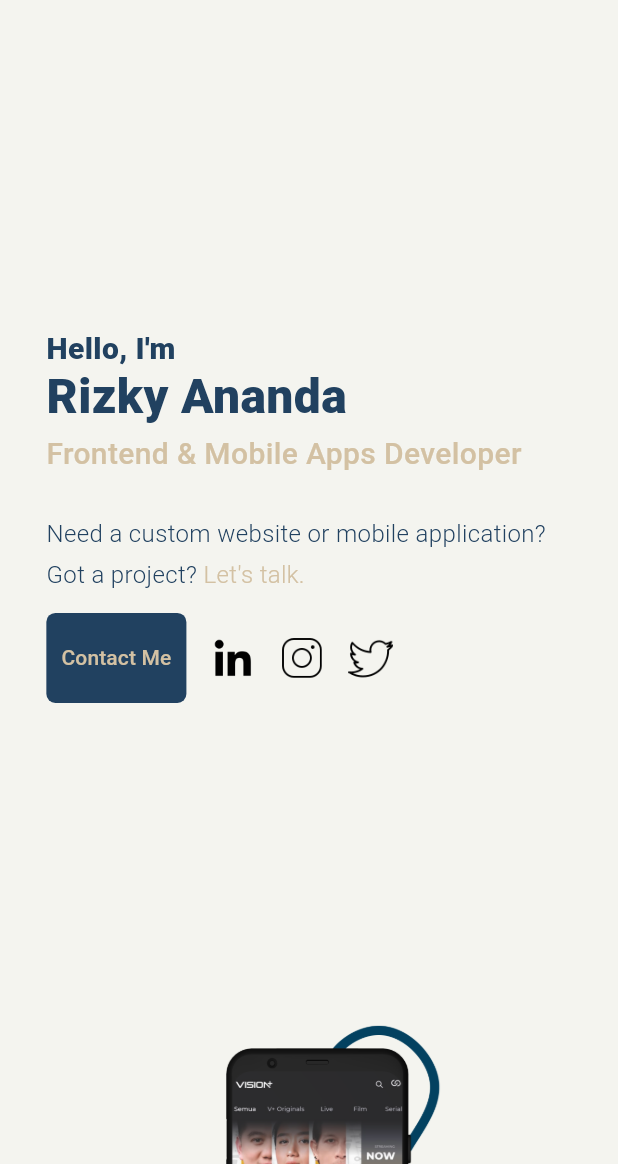
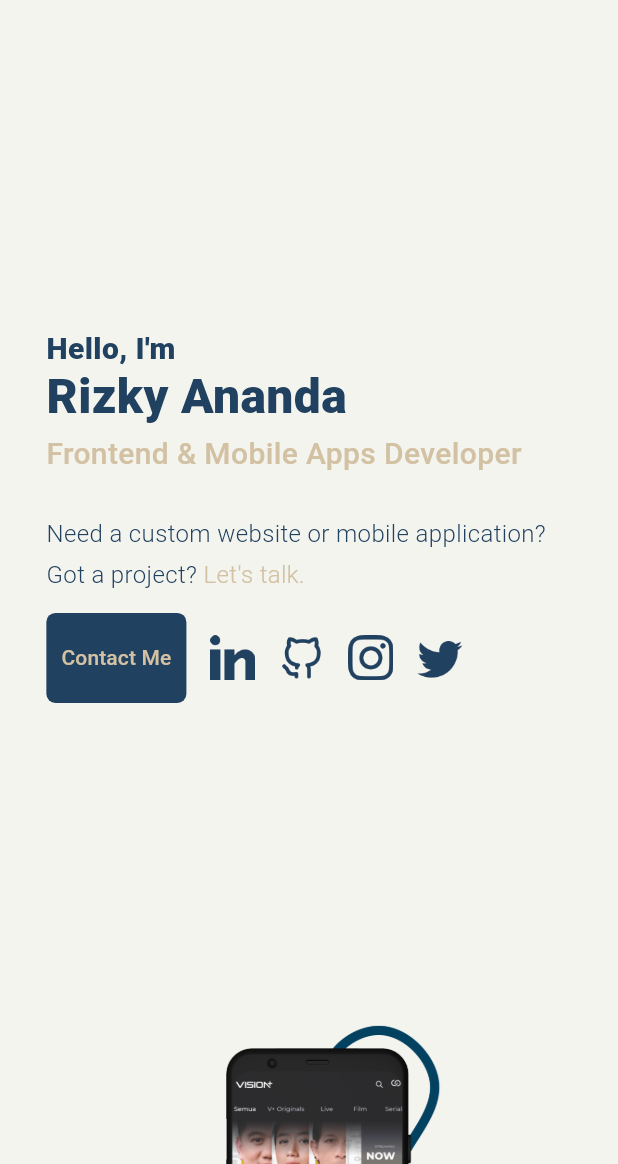
Before and after one commit to ekyrizky/ekyrizky-web-portfolio, a Flutter app: the screen it shows after launch, on a phone screen of 412 x 824 dp, the part 72-1236 px from its top. Run offline on Flutter 3.47's test engine with Material 3 defaults, Android fonts, the phone set to English and light mode, and no system bars; our stand-ins replace get, google_fonts; missing offline and left inert: dart:html; Roboto replaces fonts that are missing (Farro).

Commit message:
update social icon

```diff
--- a/lib/components/hero/button_social.dart
+++ b/lib/components/hero/button_social.dart
@@ -66,6 +66,23 @@ class ButtonSocial extends StatelessWidget {
         ),
         GestureDetector(
           onTap: () {
+            html.window.open('https://github.com/ekyrizky', 'new_tab');
+          },
+          child: MouseRegion(
+            cursor: SystemMouseCursors.click,
+            child: Image.asset(
+              'assets/ic_github.png',
+              width: 30,
+              height: 30,
+              fit: BoxFit.cover,
+            ),
+          ),
+        ),
+        const SizedBox(
+          width: 16,
+        ),
+        GestureDetector(
+          onTap: () {
             html.window.open('https://instagram.com/ekyrizk_', 'new_tab');
           },
           child: MouseRegion(
--- a/lib/pages/about_page.dart
+++ b/lib/pages/about_page.dart
@@ -5,7 +5,7 @@ class AboutPage extends StatelessWidget {
 
   @override
   Widget build(BuildContext context) {
-    return Center(
+    return const Center(
       child: Text(
         "About Page",
       ),
```
Also changed, not shown: assets/ic_github.png (added), assets/ic_instagram.png, assets/ic_linkedin.png, assets/ic_twitter.png, 1 other file.
